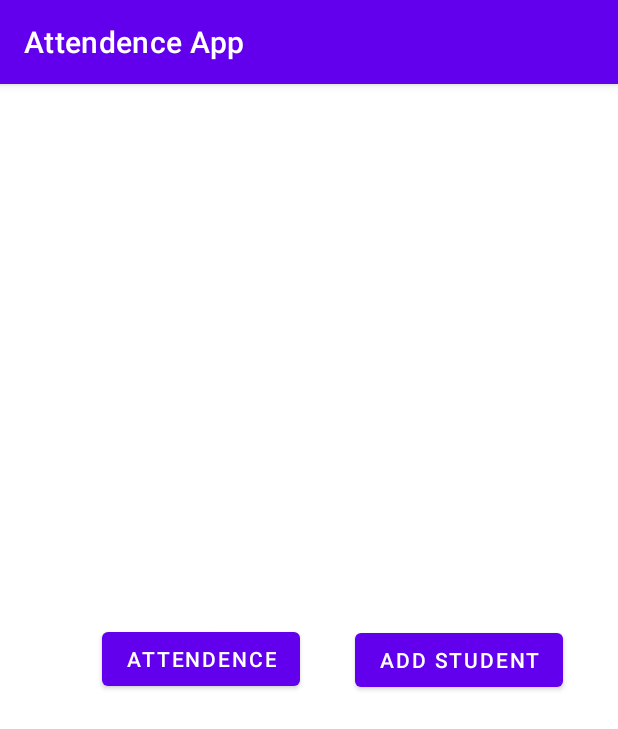
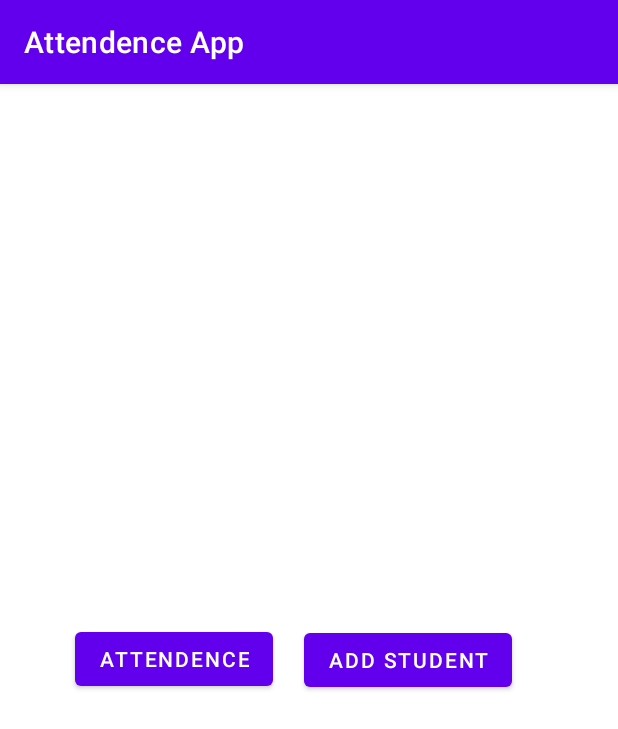
Before and after one commit to abhishekaaru/Attendance-App-Main, an Android app: the screen it shows after launch (MainActivity), on a phone screen of 412 x 824 dp. Shown: the top 729 px of the screen. Run offline under Robolectric (Android 15) with nearby library versions, the phone set to English and light mode, and no system bars.

Commit message:
File Directory Changed

```diff
--- a/app/src/main/AndroidManifest.xml
+++ b/app/src/main/AndroidManifest.xml
@@ -1,5 +1,6 @@
 <?xml version="1.0" encoding="utf-8"?>
 <manifest xmlns:android="http://schemas.android.com/apk/res/android"
+    xmlns:tools="http://schemas.android.com/tools"
     package="com.example.attendenceapp">
 
     <application
@@ -9,6 +10,10 @@
         android:roundIcon="@mipmap/ic_launcher_round"
         android:supportsRtl="true"
         android:theme="@style/Theme.AttendenceApp">
+        <activity
+            android:name=".addstudent.AddStudents"
+            android:exported="true"
+            tools:ignore="Instantiatable" />
         <activity
             android:name=".MainActivity"
             android:exported="true">
--- a/app/src/main/res/layout/fragment_add_students.xml
+++ b/app/src/main/res/layout/fragment_add_students.xml
@@ -4,7 +4,7 @@
     android:layout_width="match_parent"
     android:layout_height="match_parent"
     xmlns:app="http://schemas.android.com/apk/res-auto"
-    tools:context=".AddStudents">
+    tools:context=".addstudent.AddStudents">
 
     <androidx.constraintlayout.widget.ConstraintLayout
         android:layout_width="match_parent"
--- a/app/src/main/res/layout/fragment_attendence.xml
+++ b/app/src/main/res/layout/fragment_attendence.xml
@@ -3,7 +3,7 @@
     xmlns:tools="http://schemas.android.com/tools"
     android:layout_width="match_parent"
     android:layout_height="match_parent"
-    tools:context=".AttendenceFragment">
+    tools:context=".studentattendence.AttendenceFragment">
 
     <TextView
         android:layout_width="wrap_content"
--- a/app/src/main/res/layout/fragment_home.xml
+++ b/app/src/main/res/layout/fragment_home.xml
@@ -10,7 +10,7 @@
         android:id="@+id/attendence_button"
         android:layout_width="wrap_content"
         android:layout_height="wrap_content"
-        android:layout_marginStart="68dp"
+        android:layout_marginStart="50dp"
         android:text="attendence"
         app:layout_constraintBottom_toBottomOf="parent"
         app:layout_constraintStart_toStartOf="parent"
@@ -21,6 +21,7 @@
         android:id="@+id/add_student_button"
         android:layout_width="wrap_content"
         android:layout_height="wrap_content"
+        android:layout_marginEnd="50dp"
         android:text="Add Student"
         app:layout_constraintBottom_toBottomOf="parent"
         app:layout_constraintEnd_toEndOf="parent"
--- a/app/src/main/res/layout/fragment_student.xml
+++ b/app/src/main/res/layout/fragment_student.xml
@@ -4,7 +4,7 @@
     xmlns:tools="http://schemas.android.com/tools"
     android:layout_width="match_parent"
     android:layout_height="match_parent"
-    tools:context=".StudentFragment">
+    tools:context=".studentlist.StudentFragment">
 
     <!-- TODO: Update blank fragment layout -->
     <TextView
--- a/app/src/main/res/navigation/main_navigation.xml
+++ b/app/src/main/res/navigation/main_navigation.xml
@@ -21,12 +21,12 @@
     </fragment>
     <fragment
         android:id="@+id/attendenceFragment"
-        android:name="com.example.attendenceapp.AttendenceFragment"
+        android:name="com.example.attendenceapp.studentattendence.AttendenceFragment"
         android:label="fragment_attendence"
         tools:layout="@layout/fragment_attendence" />
     <fragment
         android:id="@+id/studentFragment"
-        android:name="com.example.attendenceapp.StudentFragment"
+        android:name="com.example.attendenceapp.studentlist.StudentFragment"
         android:label="fragment_student"
         tools:layout="@layout/fragment_student" >
         <action
@@ -36,7 +36,7 @@
     </fragment>
     <fragment
         android:id="@+id/addStudents"
-        android:name="com.example.attendenceapp.AddStudents"
+        android:name="com.example.attendenceapp.addstudent.AddStudents"
         android:label="Add New Student"
         tools:layout="@layout/fragment_add_students" />
 </navigation>
--- a/build.gradle
+++ b/build.gradle
@@ -6,7 +6,7 @@ buildscript {
     }
     dependencies {
         classpath "com.android.tools.build:gradle:7.0.0"
-        classpath "org.jetbrains.kotlin:kotlin-gradle-plugin:1.5.20"
+        classpath 'org.jetbrains.kotlin:kotlin-gradle-plugin:1.5.21'
 
         // NOTE: Do not place your application dependencies here; they belong
         // in the individual module build.gradle files
```
